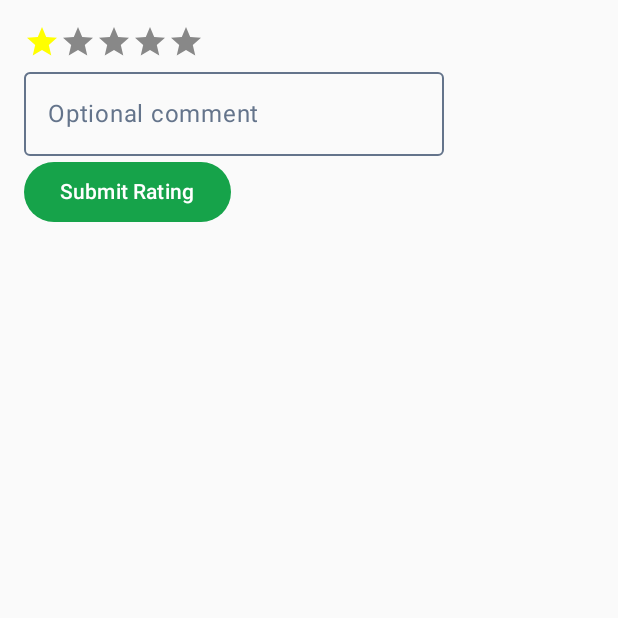
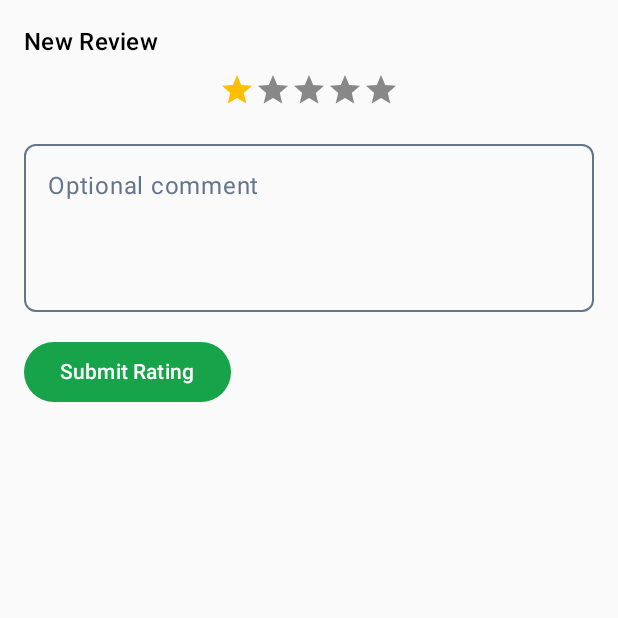
Before and after one commit to losmontoyaa/cmpt362-grocery-companion, an Android app built with Jetpack Compose: the RatingTestActivity screen opened directly, with no data from a screen before it, after a tap on an icon or button, on a phone screen of 412 x 824 dp, the top half of it. Run offline under Robolectric (Android 15) with nearby library versions, the phone set to English and light mode, and no system bars; our stand-ins replace Firebase (no records; nobody signed in at launch, a user with empty details on screens opened directly).

Commit message:
integrate ratings into item detail screen

```diff
--- a/GroceryCompanion/app/src/main/AndroidManifest.xml
+++ b/GroceryCompanion/app/src/main/AndroidManifest.xml
@@ -17,12 +17,6 @@
         <meta-data
             android:name="com.google.android.geo.API_KEY"
             android:value="${MAPS_API_KEY}" />
-
-        <activity
-            android:name=".MapTestActivity"
-            android:exported="true"
-            android:label="@string/title_activity_map_test"
-            android:theme="@style/Theme.GroceryCompanion" />
 
         <activity
             android:name=".MapTestActivity"
--- a/GroceryCompanion/app/src/main/java/com/example/grocerycompanion/MainActivity.kt
+++ b/GroceryCompanion/app/src/main/java/com/example/grocerycompanion/MainActivity.kt
@@ -92,6 +92,8 @@ private fun AppRoot() {
 
         var isLoggedIn by remember { mutableStateOf(false) }
         var authScreen by remember { mutableStateOf(AuthScreen.Login) }
+
+        isLoggedIn = true
 
         // Home flows
         var showGokuFlow by remember { mutableStateOf(false) }
--- a/GroceryCompanion/app/src/main/java/com/example/grocerycompanion/RatingTestActivity.kt
+++ b/GroceryCompanion/app/src/main/java/com/example/grocerycompanion/RatingTestActivity.kt
@@ -22,12 +22,16 @@ class RatingTestActivity : ComponentActivity() {
             GroceryCompanionTheme {
                 val viewModel = viewModel<RatingViewModel>()
                 val testItemId = "LD01"   // test ID
+                val testProductName = "2% Milk"
+                val brand = "Dairyland"
 
                 var selectedStars by remember { mutableStateOf<Int?>(null) }
 
                 if (selectedStars == null) {
                     RatingSection(
                         itemId = testItemId,
+                        product_name = testProductName,
+                        brand = brand,
                         viewModel = viewModel,
                         onStarPress = { stars ->
                             selectedStars = stars
@@ -35,11 +39,12 @@ class RatingTestActivity : ComponentActivity() {
                     )
                 } else {
                     NewRatingScreen(
-                        itemId = testItemId,
                         stars = selectedStars!!,
                         onSubmit = { comment ->
                             viewModel.submitRating(
                                 itemId = testItemId,
+                                productName = testProductName,
+                                brand = brand,
                                 stars = selectedStars!!,
                                 comment = comment,
                                 onSuccess = {
--- a/GroceryCompanion/app/src/main/java/com/example/grocerycompanion/model/Rating.kt
+++ b/GroceryCompanion/app/src/main/java/com/example/grocerycompanion/model/Rating.kt
@@ -3,6 +3,8 @@ package com.example.grocerycompanion.model
 data class Rating(
     val id: String = "",
     val itemId: String = "",
+    val product_name: String = "",
+    val brand: String = "",
     val userId: String = "",
     val stars: Int = 0,
     val comment: String = "",
--- a/GroceryCompanion/app/src/main/java/com/example/grocerycompanion/model/RatingViewModel.kt
+++ b/GroceryCompanion/app/src/main/java/com/example/grocerycompanion/model/RatingViewModel.kt
@@ -21,9 +21,10 @@ class RatingViewModel : ViewModel() {
     val averageRating: Double
         get() = if (ratings.isEmpty()) 0.0 else ratings.map { it.stars }.average()
 
-    fun loadRatings(itemId: String) {
+    fun loadRatings(productName: String, brand: String) {
         db.collection("ratings")
-            .whereEqualTo("itemId", itemId)
+            .whereEqualTo("product_name", productName)
+            .whereEqualTo("brand", brand)
             .get()
             .addOnSuccessListener { querySnapshot ->
                 val loadedRatings = querySnapshot.documents.mapNotNull { doc ->
@@ -38,6 +39,8 @@ class RatingViewModel : ViewModel() {
 
     fun submitRating(
         itemId: String,
+        productName: String,
+        brand: String,
         stars: Int,
         comment: String,
         onSuccess: () -> Unit = {},
@@ -48,6 +51,8 @@ class RatingViewModel : ViewModel() {
         val newRating = Rating(
             id = UUID.randomUUID().toString(),
             itemId = itemId,
+            product_name = productName,
+            brand = brand,
             userId = userId ?: "",
             stars = stars,
             comment = comment,
--- a/GroceryCompanion/app/src/main/java/com/example/grocerycompanion/ui/rating/AverageRatingDisplay.kt
+++ b/GroceryCompanion/app/src/main/java/com/example/grocerycompanion/ui/rating/AverageRatingDisplay.kt
@@ -1,7 +1,7 @@
 package com.example.grocerycompanion.ui.rating
 
 import androidx.compose.foundation.layout.Row
-import androidx.compose.foundation.layout.Spacer
+import androidx.compose.foundation.layout.offset
 import androidx.compose.foundation.layout.width
 import androidx.compose.material.icons.Icons
 import androidx.compose.material.icons.automirrored.filled.StarHalf
@@ -19,11 +19,11 @@ import kotlin.math.floor
 
 // Displays the average rating with stars and text
 @Composable
-fun AverageRatingDisplay(average: Double = 3.5) {
+fun AverageRatingDisplay(average: Double = 3.5, ratingCount: Int = 0) {
     Row(verticalAlignment = Alignment.CenterVertically) {
 
         val numFullStars = floor(average).toInt()
-        val hasHalfStar = average - numFullStars in 0.25..<0.75
+        val hasHalfStar = average - numFullStars in 0.25..<1.0
 
         for (i in 1..5) {
             val icon = when {
@@ -33,7 +33,7 @@ fun AverageRatingDisplay(average: Double = 3.5) {
             }
 
             val tint = when {
-                i <= numFullStars || (i == numFullStars + 1 && hasHalfStar) -> Color.Yellow
+                i <= numFullStars || (i == numFullStars + 1 && hasHalfStar) -> Color(0xFFFFBF00)
                 else -> Color.Gray
             }
 
@@ -41,11 +41,14 @@ fun AverageRatingDisplay(average: Double = 3.5) {
                 imageVector = icon,
                 contentDescription = null,
                 tint = tint,
-                modifier = Modifier.width(22.dp)
+                modifier = Modifier.width(16.dp)
             )
         }
 
-        Spacer(Modifier.width(6.dp))
-        Text(String.format("%.1f", average), style = MaterialTheme.typography.bodyMedium)
+        Text(
+            text = String.format("%.1f (%d)", average, ratingCount),
+            style = MaterialTheme.typography.bodyMedium,
+            modifier = Modifier.offset(x = 2.dp, y = 1.dp)
+            )
     }
 }
--- a/GroceryCompanion/app/src/main/java/com/example/grocerycompanion/ui/rating/InteractiveStarBar.kt
+++ b/GroceryCompanion/app/src/main/java/com/example/grocerycompanion/ui/rating/InteractiveStarBar.kt
@@ -20,7 +20,7 @@ import androidx.compose.ui.unit.dp
 // Users click/press on a star to submit a rating. This opens up a NewRatingScreen, passing in the ratings/stars selected.
 @Composable
 fun InteractiveStarBar(
-    starSize: Dp = 30.dp,
+    starSize: Dp = 22.dp,
     onStarSelect: (Int) -> Unit
 ) {
     var selectedStars by remember { mutableStateOf(0) }
@@ -36,7 +36,7 @@ fun InteractiveStarBar(
                         selectedStars = i
                         onStarSelect(i)
                     },
-                tint = if (i <= selectedStars) Color.Yellow else Color.Gray
+                tint = Color.Gray
             )
         }
     }
--- a/GroceryCompanion/app/src/main/java/com/example/grocerycompanion/ui/rating/NewRatingScreen.kt
+++ b/GroceryCompanion/app/src/main/java/com/example/grocerycompanion/ui/rating/NewRatingScreen.kt
@@ -1,13 +1,19 @@
 package com.example.grocerycompanion.ui.rating
 
+import androidx.compose.foundation.layout.Arrangement
 import androidx.compose.foundation.layout.Column
 import androidx.compose.foundation.layout.Row
+import androidx.compose.foundation.layout.Spacer
+import androidx.compose.foundation.layout.fillMaxWidth
+import androidx.compose.foundation.layout.height
 import androidx.compose.foundation.layout.padding
+import androidx.compose.foundation.shape.RoundedCornerShape
 import androidx.compose.material.icons.Icons
 import androidx.compose.material.icons.filled.Star
 import androidx.compose.material.icons.outlined.Star
 import androidx.compose.material3.Button
 import androidx.compose.material3.Icon
+import androidx.compose.material3.MaterialTheme
 import androidx.compose.material3.OutlinedTextField
 import androidx.compose.material3.Text
 import androidx.compose.runtime.Composable
@@ -22,16 +28,28 @@ import androidx.compose.ui.unit.dp
 // Screen for users to submit a rating with an optional comment.
 @Composable
 fun NewRatingScreen(
-    itemId: String,
     stars: Int,
     onSubmit: (String) -> Unit
 ) {
     var comment by remember { mutableStateOf("") }
 
-    Column(Modifier.padding(16.dp)) {
-        Row {
+    Column(
+        modifier = Modifier
+            .fillMaxWidth()
+            .padding(16.dp)
+    ) {
+        Text(
+            text = "New Review",
+            style = MaterialTheme.typography.titleMedium,
+            modifier = Modifier.padding(bottom = 8.dp)
+        )
+
+        Row(
+            modifier = Modifier.fillMaxWidth(),
+            horizontalArrangement = Arrangement.Center
+        ) {
             for (i in 1..5) {
-                val tint = if (i <= stars) Color.Yellow else Color.Gray
+                val tint = if (i <= stars) Color(0xFFFFBF00) else Color.Gray
                 Icon(
                     imageVector = if (i <= stars) Icons.Filled.Star else Icons.Outlined.Star,
                     contentDescription = null,
@@ -40,11 +58,21 @@ fun NewRatingScreen(
             }
         }
 
+        Spacer(modifier = Modifier.height(16.dp))
+
         OutlinedTextField(
             value = comment,
             onValueChange = { comment = it },
-            label = { Text("Optional comment") }
+            label = { Text("Optional comment") },
+            modifier = Modifier
+                .fillMaxWidth()
+                .height(120.dp),
+            shape = RoundedCornerShape(8.dp),
+            singleLine = false,
+            maxLines = 5
         )
+
+        Spacer(modifier = Modifier.height(16.dp))
 
         Button(onClick = {
             onSubmit(comment)
--- a/GroceryCompanion/app/src/main/java/com/example/grocerycompanion/ui/rating/RatingSection.kt
+++ b/GroceryCompanion/app/src/main/java/com/example/grocerycompanion/ui/rating/RatingSection.kt
@@ -15,11 +15,13 @@ import androidx.lifecycle.viewmodel.compose.viewModel
 @Composable
 fun RatingSection(
     itemId: String,
+    product_name: String,
+    brand: String,
     viewModel: RatingViewModel = viewModel(),
     onStarPress: (Int) -> Unit
 ) {
-    LaunchedEffect(itemId) {
-        viewModel.loadRatings(itemId)
+    LaunchedEffect(product_name) {
+        viewModel.loadRatings(product_name, brand)
     }
     val ratings = viewModel.ratings
     val average = viewModel.averageRating
```
Also changed, not shown: GroceryCompanion/app/src/main/java/com/example/grocerycompanion/ui/item/ItemDetailScreen.kt (+34 -15 lines), GroceryCompanion/app/src/main/java/com/example/grocerycompanion/ui/rating/RatingDialog.kt (added, +60 -0 lines), GroceryCompanion/app/src/main/java/com/example/grocerycompanion/ui/rating/RatingPreviewList.kt (+75 -20 lines).
